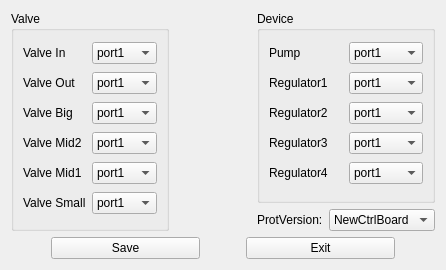
First picture: the form in source/systemset/systemsetdlg/ui/setportfrm.ui, repository flimmy78/qtverify, before the edit.
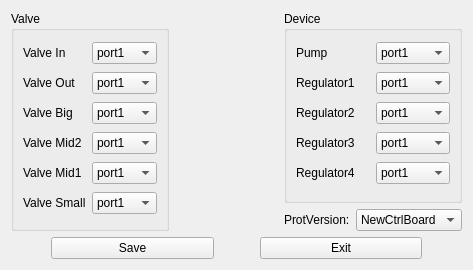
Second picture: the form after the edit. Icons and pictures are not drawn.

The edit to the form file:
```diff
--- a/source/systemset/systemsetdlg/ui/setportfrm.ui
+++ b/source/systemset/systemsetdlg/ui/setportfrm.ui
@@ -9,7 +9,7 @@
    <rect>
     <x>0</x>
     <y>0</y>
-    <width>446</width>
+    <width>473</width>
     <height>270</height>
    </rect>
   </property>
```
Left out of the diff: 4 changed lines with no effect on the pictures.
